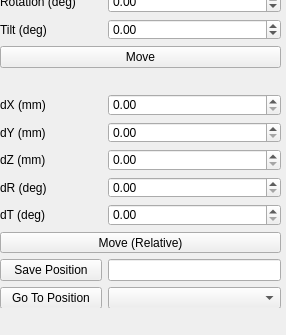
The window that fibsem/ui/qtdesigner_files/FibsemManipulatorWidget.ui (DeMarcoLab/fibsem) describes before a commit, drawn with Qt 5; both pictures show x 0 to 286 and y 144 to 479 of the 286 by 479 pixel window.
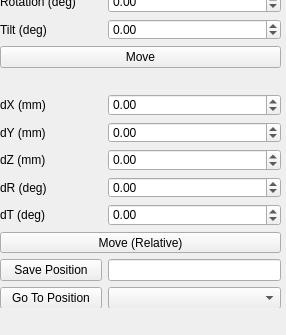
The same window after the commit.

What changed in the file:
```diff
--- a/fibsem/ui/qtdesigner_files/FibsemManipulatorWidget.ui
+++ b/fibsem/ui/qtdesigner_files/FibsemManipulatorWidget.ui
@@ -24,7 +24,14 @@
    </property>
    <layout class="QGridLayout" name="gridLayout">
     <item row="9" column="2">
-     <widget class="QDoubleSpinBox" name="dX_spinbox"/>
+     <widget class="QDoubleSpinBox" name="dX_spinbox">
+      <property name="minimum">
+       <double>-1000.000000000000000</double>
+      </property>
+      <property name="maximum">
+       <double>1000.000000000000000</double>
+      </property>
+     </widget>
     </item>
     <item row="6" column="1">
      <widget class="QLabel" name="label_movement_stage_tilt">
@@ -62,7 +69,14 @@
      </widget>
     </item>
     <item row="13" column="2">
-     <widget class="QDoubleSpinBox" name="dT_spinbox"/>
+     <widget class="QDoubleSpinBox" name="dT_spinbox">
+      <property name="minimum">
+       <double>-365.000000000000000</double>
+      </property>
+      <property name="maximum">
+       <double>365.000000000000000</double>
+      </property>
+     </widget>
     </item>
     <item row="16" column="1">
      <widget class="QPushButton" name="goToPosition_button">
@@ -189,10 +203,24 @@
      </widget>
     </item>
     <item row="11" column="2">
-     <widget class="QDoubleSpinBox" name="dZ_spinbox"/>
+     <widget class="QDoubleSpinBox" name="dZ_spinbox">
+      <property name="minimum">
+       <double>-1000.000000000000000</double>
+      </property>
+      <property name="maximum">
+       <double>1000.000000000000000</double>
+      </property>
+     </widget>
     </item>
     <item row="10" column="2">
-     <widget class="QDoubleSpinBox" name="dY_spinbox"/>
+     <widget class="QDoubleSpinBox" name="dY_spinbox">
+      <property name="minimum">
+       <double>-1000.000000000000000</double>
+      </property>
+      <property name="maximum">
+       <double>1000.000000000000000</double>
+      </property>
+     </widget>
     </item>
     <item row="0" column="1" colspan="2">
      <widget class="QLabel" name="label_title">
@@ -226,7 +254,14 @@
      </widget>
     </item>
     <item row="12" column="2">
-     <widget class="QDoubleSpinBox" name="dR_spinbox"/>
+     <widget class="QDoubleSpinBox" name="dR_spinbox">
+      <property name="minimum">
+       <double>-365.000000000000000</double>
+      </property>
+      <property name="maximum">
+       <double>365.000000000000000</double>
+      </property>
+     </widget>
     </item>
     <item row="14" column="1" colspan="2">
      <widget class="QPushButton" name="moveRelative_button">
```
